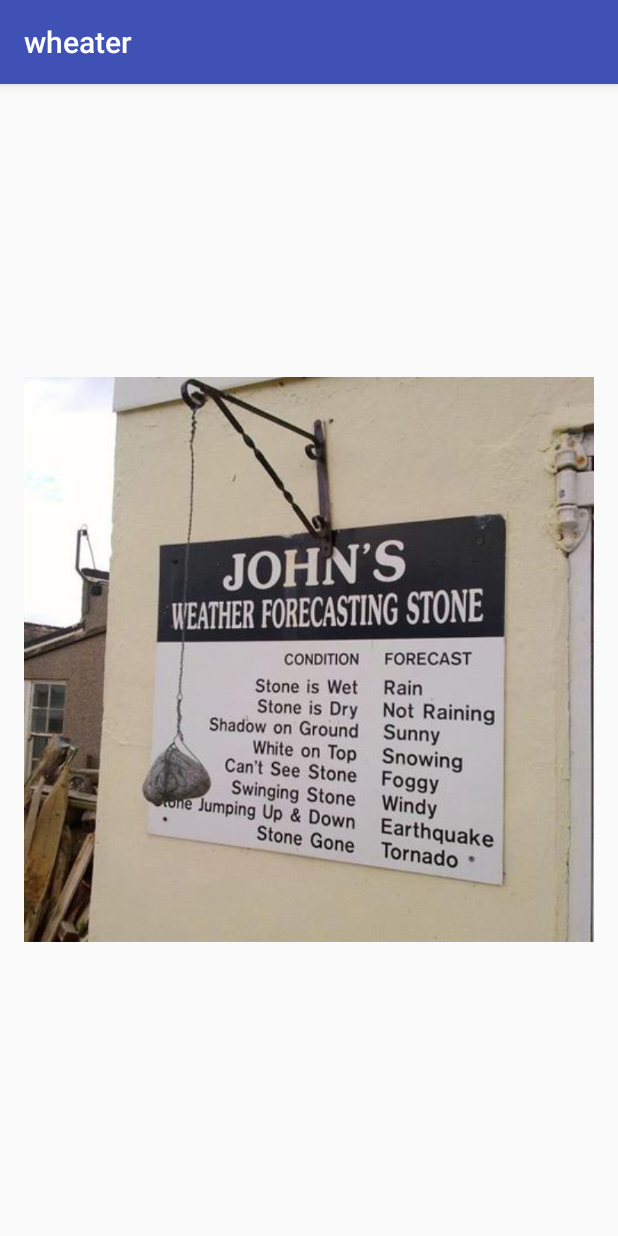
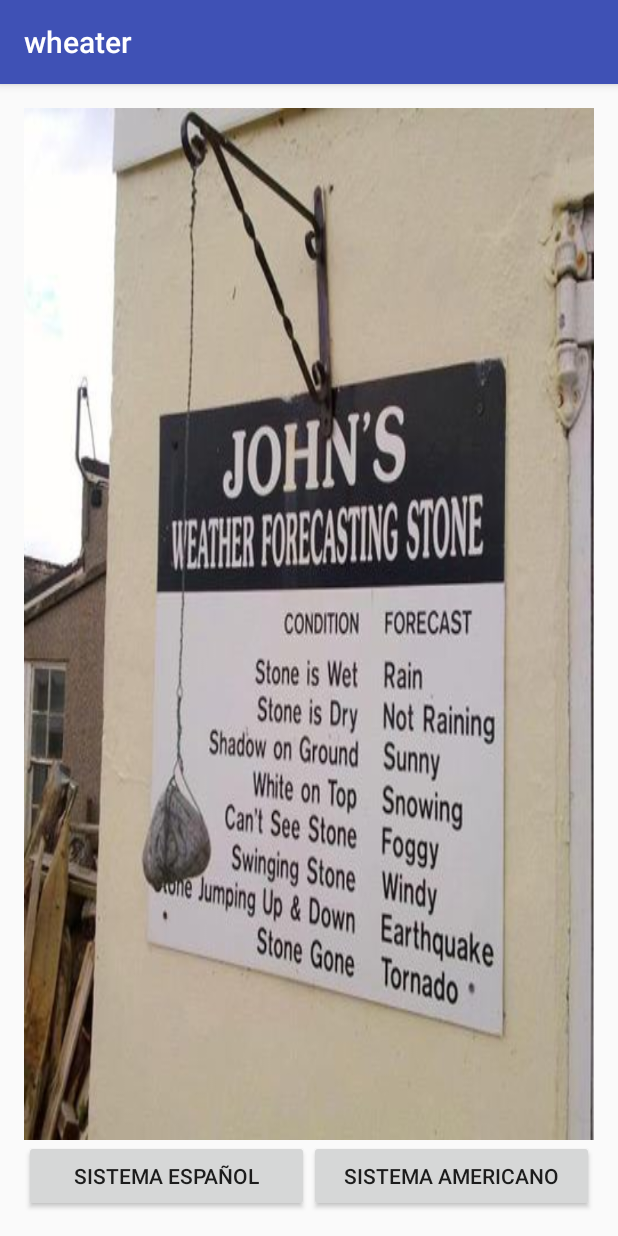
Before and after one commit to victor347/androidWheater, an Android app: the screen it shows after launch (MainActivity), on a phone screen of 412 x 824 dp. Run offline under Robolectric (Android 15) with nearby library versions, the phone set to English and light mode, and no system bars.

Commit message:
Linear Layouts and weights

```diff
--- a/app/src/main/java/com/vicsoft/wheater/wheater/MainActivity.java
+++ b/app/src/main/java/com/vicsoft/wheater/wheater/MainActivity.java
@@ -1,13 +1,37 @@
 package com.vicsoft.wheater.wheater;
 
-        import android.support.v7.app.AppCompatActivity;
-        import android.os.Bundle;
+import android.support.v7.app.AppCompatActivity;
+import android.os.Bundle;
+import android.util.Log;
+import android.view.View;
+import android.widget.Button;
+import android.widget.ImageView;
 
-public class MainActivity extends AppCompatActivity {
+public class MainActivity extends AppCompatActivity implements View.OnClickListener {
+
+    public static final String TAG = MainActivity.class.getCanonicalName();
 
     @Override
     protected void onCreate(Bundle savedInstanceState) {
         super.onCreate(savedInstanceState);
         setContentView(R.layout.activity_main);
+
+        Log.v(TAG, "Pasando por onCreate");
+
+        Button changeSystemButton = (Button) findViewById(R.id.changeSystem);
+
+        changeSystemButton.setOnClickListener(this);
+
+    }
+
+    @Override
+    public void onClick(View v) {
+
+        Log.v(TAG, "Boton Pulsado");
+
+        ImageView systemImage = (ImageView) findViewById(R.id.systemImage);
+
+        systemImage.setImageResource(R.drawable.offline_weather2);
+
     }
 }
--- a/app/src/main/res/layout/activity_main.xml
+++ b/app/src/main/res/layout/activity_main.xml
@@ -1,5 +1,5 @@
 <?xml version="1.0" encoding="utf-8"?>
-<RelativeLayout xmlns:android="http://schemas.android.com/apk/res/android"
+<LinearLayout xmlns:android="http://schemas.android.com/apk/res/android"
     xmlns:app="http://schemas.android.com/apk/res-auto"
     xmlns:tools="http://schemas.android.com/tools"
     android:id="@+id/activity_main"
@@ -9,15 +9,40 @@
     android:paddingLeft="@dimen/activity_horizontal_margin"
     android:paddingRight="@dimen/activity_horizontal_margin"
     android:paddingTop="@dimen/activity_vertical_margin"
+    android:orientation="vertical"
     tools:context="com.vicsoft.wheater.wheater.MainActivity">
 
 
     <ImageView
-        android:layout_width="wrap_content"
+        android:layout_width="match_parent"
+        android:layout_height="0dp"
+        app:srcCompat="@drawable/offline_weather"
+        android:contentDescription="@string/content_description_offline"
+        android:id="@+id/systemImage"
+        android:layout_weight="1"
+        android:scaleType="fitXY" />
+
+    <LinearLayout
+        android:layout_width="match_parent"
         android:layout_height="wrap_content"
-        app:srcCompat="@drawable/offline_weather"
-        android:layout_centerVertical="true"
-        android:layout_centerHorizontal="true"
-        android:contentDescription="@string/content_description_offline"
-        android:id="@+id/imageView" />
-</RelativeLayout>
+        android:orientation="horizontal">
+
+        <Button
+            android:layout_width="0dp"
+            android:layout_weight="1"
+            android:layout_height="match_parent"
+            android:text="@string/sistema_espa_ol"
+            android:id="@+id/changeSystem"/>
+
+        <Button
+            android:layout_width="0dp"
+            android:layout_weight="1"
+            android:layout_height="match_parent"
+            android:text="@string/sistema_americano"
+            android:id="@+id/changeSystem2"/>
+
+    </LinearLayout>
+
+
+
+</LinearLayout>
--- a/app/src/main/res/values/dimens.xml
+++ b/app/src/main/res/values/dimens.xml
@@ -2,4 +2,5 @@
     <!-- Default screen margins, per the Android Design guidelines. -->
     <dimen name="activity_horizontal_margin">16dp</dimen>
     <dimen name="activity_vertical_margin">16dp</dimen>
+    <dimen name="buttonHeight">70dp</dimen>
 </resources>
--- a/app/src/main/res/values/strings.xml
+++ b/app/src/main/res/values/strings.xml
@@ -2,4 +2,7 @@
     <string name="app_name">wheater</string>
     <string name="hola_mundo">Hello World!</string>
     <string name="content_description_offline">imagen de piedra offline</string>
+    <string name="cambiar_sistema">Cambiar Sistema</string>
+    <string name="sistema_americano">Sistema americano</string>
+    <string name="sistema_espa_ol">Sistema español</string>
 </resources>
```
Also changed, not shown: app/src/main/res/drawable/offline_weather2.jpg (added).
